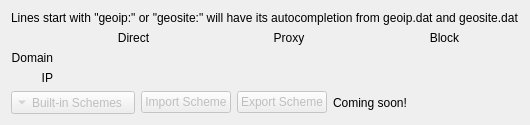
First picture: the form in src/ui/widgets/RouteSettingsMatrix.ui, repository Qv2ray/Qv2ray, before the edit.
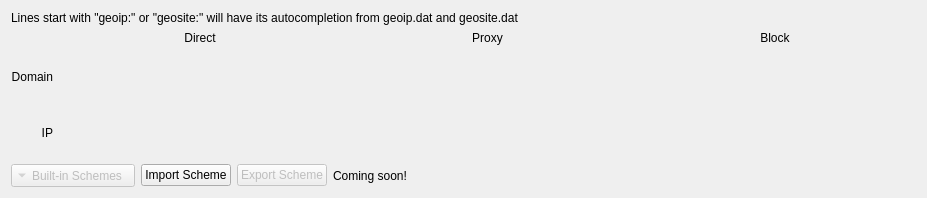
Second picture: the form after the edit.

Commit message: impl: importing schemes

```diff
--- a/src/ui/widgets/RouteSettingsMatrix.ui
+++ b/src/ui/widgets/RouteSettingsMatrix.ui
@@ -2,6 +2,14 @@
 <ui version="4.0">
  <class>RouteSettingsMatrix</class>
  <widget class="QWidget" name="RouteSettingsMatrix">
+  <property name="geometry">
+   <rect>
+    <x>0</x>
+    <y>0</y>
+    <width>927</width>
+    <height>198</height>
+   </rect>
+  </property>
   <property name="windowTitle">
    <string>Form</string>
   </property>
@@ -115,7 +123,7 @@
      <item>
       <widget class="QPushButton" name="importSchemeBtn">
        <property name="enabled">
-        <bool>false</bool>
+        <bool>true</bool>
        </property>
        <property name="toolTip">
         <string>Import route scheme from file</string>
```
The commit also changes 2 other files.
